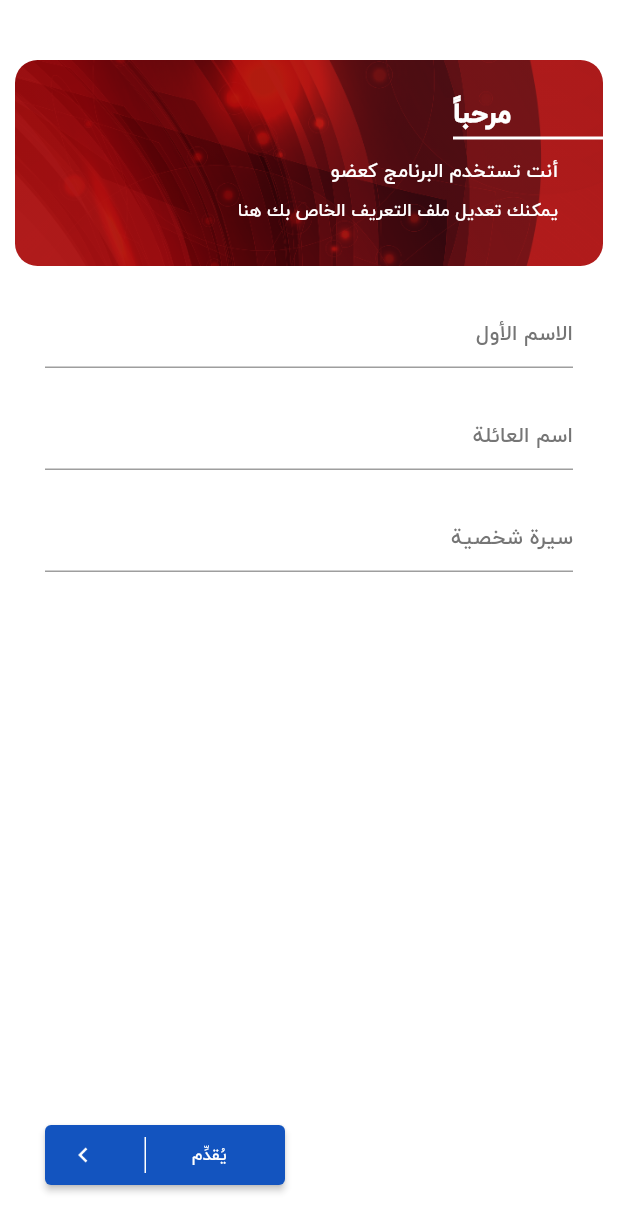
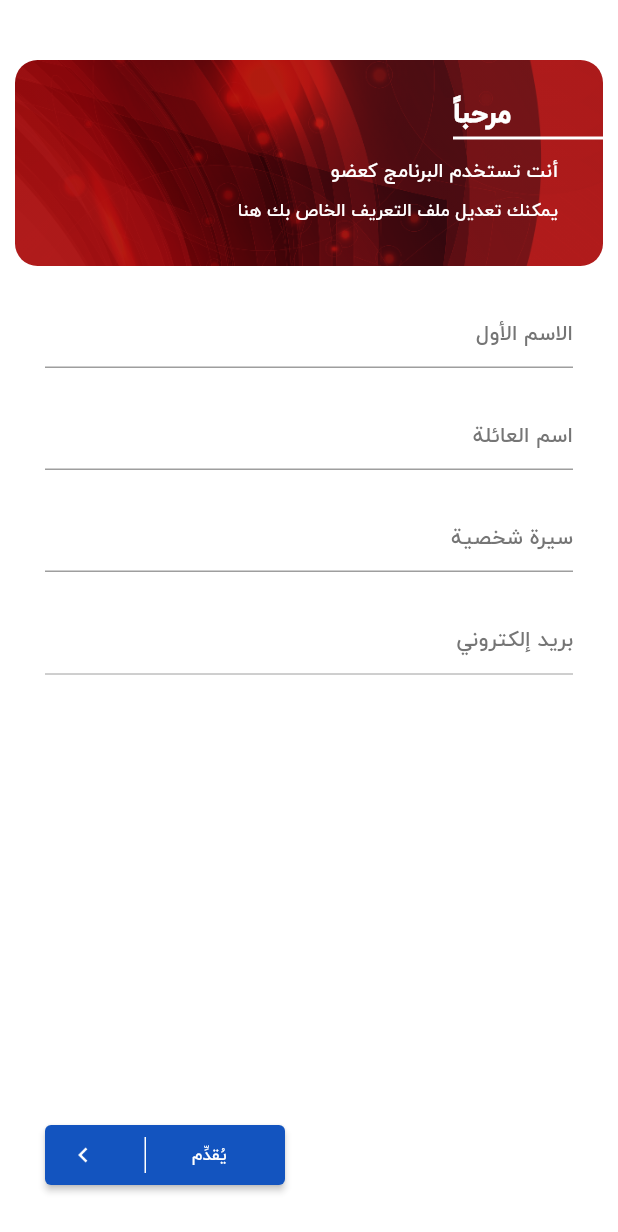
Before and after one commit to AmirrezaChegini/AlQamar, a Flutter app: the EditProfilePage screen opened directly with empty values, on a phone screen of 412 x 824 dp. Shown: the top 1232 px of the screen. Run offline on Flutter 3.47's test engine with Material 3 defaults, Android fonts, the phone set to English and light mode, and no system bars; our stand-ins replace bloc, cached_network_image, dartz, dio, flutter_bloc, flutter_secure_storage and 20 more; missing offline and left inert: marqueer, open_settings_plus, syncfusion_flutter_pdfviewer, widget_mask; accounts and stored records are empty; generated files the repository leaves out were written again; network calls fail; project files that could hold a hidden picture were left out.

Commit message:
feat: add email to edit profile

```diff
--- a/lib/pages/auth/widgets/textfield_auth.dart
+++ b/lib/pages/auth/widgets/textfield_auth.dart
@@ -10,6 +10,7 @@ class TextFieldAuth extends StatelessWidget {
     required this.inputAction,
     required this.controller,
     this.obsecure = false,
+    this.enabled = true,
     this.suffixIcon,
   });
 
@@ -19,6 +20,7 @@ class TextFieldAuth extends StatelessWidget {
   final TextInputAction inputAction;
   final TextEditingController controller;
   final bool obsecure;
+  final bool enabled;
   final Widget? suffixIcon;
 
   @override
@@ -26,6 +28,7 @@ class TextFieldAuth extends StatelessWidget {
     return TextFormField(
       controller: controller,
       textInputAction: inputAction,
+      enabled: enabled,
       obscureText: obsecure,
       validator: (value) => validate(value!),
       cursorColor: AppColors.blue,
--- a/lib/pages/profile/edit_profile_page.dart
+++ b/lib/pages/profile/edit_profile_page.dart
@@ -27,6 +27,7 @@ class _EditProfilePageState extends State<EditProfilePage> {
   late final TextEditingController _firstNameCtrl;
   late final TextEditingController _lastNameCtrl;
   late final TextEditingController _bioCtrl;
+  late final TextEditingController _emailCtrl;
   final GlobalKey<FormState> _globalKey = GlobalKey<FormState>();
 
   @override
@@ -35,6 +36,7 @@ class _EditProfilePageState extends State<EditProfilePage> {
     _firstNameCtrl = TextEditingController(text: widget.user.firstName);
     _lastNameCtrl = TextEditingController(text: widget.user.lastName);
     _bioCtrl = TextEditingController(text: widget.user.bio);
+    _emailCtrl = TextEditingController(text: widget.user.email);
   }
 
   @override
@@ -42,6 +44,7 @@ class _EditProfilePageState extends State<EditProfilePage> {
     _firstNameCtrl.dispose();
     _lastNameCtrl.dispose();
     _bioCtrl.dispose();
+    _emailCtrl.dispose();
     super.dispose();
   }
 
@@ -122,6 +125,17 @@ class _EditProfilePageState extends State<EditProfilePage> {
                             validate: (p0) {},
                           ),
                         ),
+                        Padding(
+                          padding: const EdgeInsets.all(10),
+                          child: TextFieldAuth(
+                            controller: _emailCtrl,
+                            hint: 'email'.localize(context),
+                            inputAction: TextInputAction.done,
+                            inputType: TextInputType.text,
+                            enabled: false,
+                            validate: (p0) {},
+                          ),
+                        ),
                         const Spacer(),
                         Padding(
                           padding: const EdgeInsets.all(10),
```
